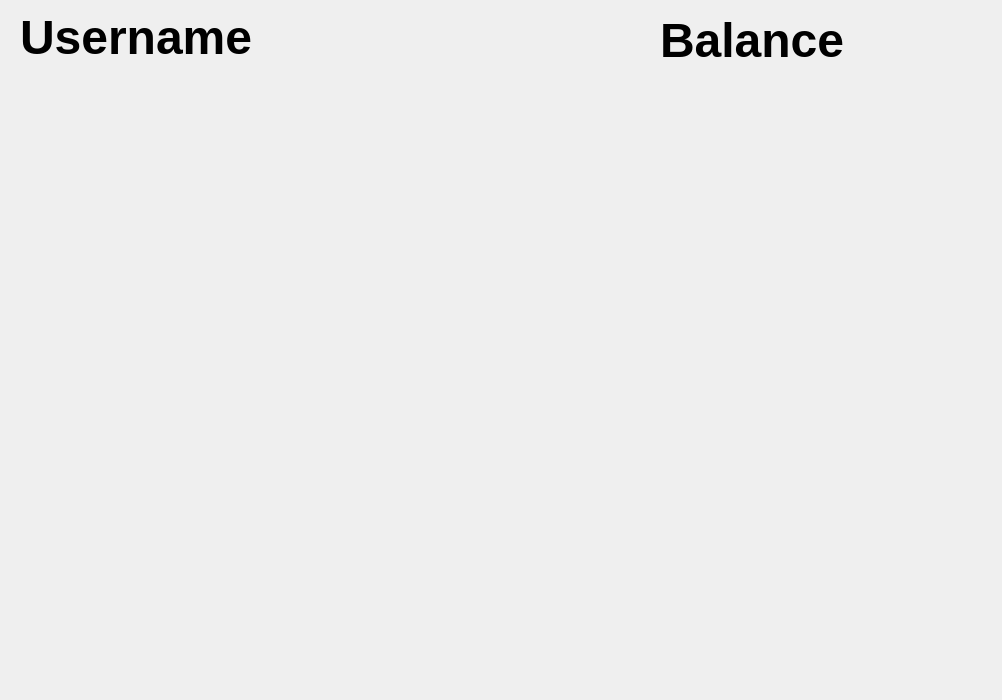
This is UserInterface/buymenu.ui in Killjen/matomat as Qt 5 draws it before an edit. The edited form follows.
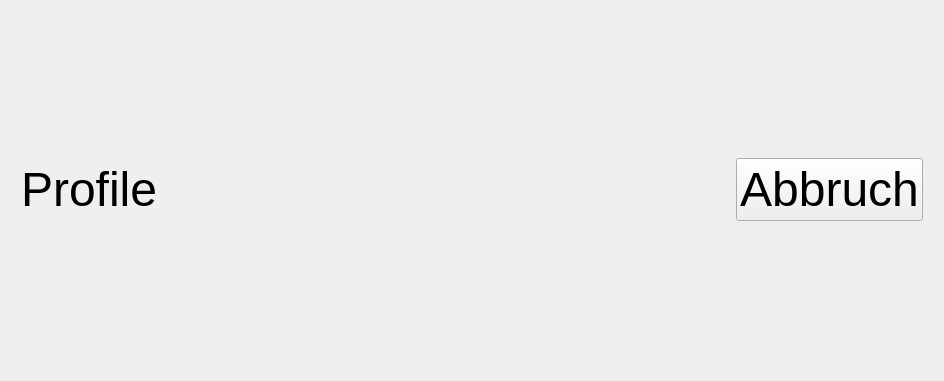
This is the edited form.

Commit message: made menu "beautiful" (not as beautiful as amos-baby, but still) added BackButton from buymenu to introMenu

What changed in the file:
```diff
--- a/UserInterface/buymenu.ui
+++ b/UserInterface/buymenu.ui
@@ -6,50 +6,92 @@
    <rect>
     <x>0</x>
     <y>0</y>
-    <width>1002</width>
-    <height>700</height>
+    <width>944</width>
+    <height>381</height>
    </rect>
   </property>
+  <property name="sizePolicy">
+   <sizepolicy hsizetype="Expanding" vsizetype="Expanding">
+    <horstretch>0</horstretch>
+    <verstretch>0</verstretch>
+   </sizepolicy>
+  </property>
   <property name="windowTitle">
    <string>Matomat</string>
   </property>
-  <widget class="QLabel" name="username">
-   <property name="geometry">
-    <rect>
-     <x>20</x>
-     <y>10</y>
-     <width>541</width>
-     <height>51</height>
-    </rect>
+  <layout class="QVBoxLayout" name="buyMenuLayout" stretch="0,10">
+   <property name="spacing">
+    <number>0</number>
    </property>
-   <property name="text">
-    <string>&lt;html&gt;&lt;head/&gt;&lt;body&gt;&lt;p&gt;&lt;span style=&quot; font-size:36pt; font-weight:600;&quot;&gt;Username&lt;/span&gt;&lt;/p&gt;&lt;/body&gt;&lt;/html&gt;</string>
+   <property name="sizeConstraint">
+    <enum>QLayout::SetDefaultConstraint</enum>
    </property>
-  </widget>
-  <widget class="QLabel" name="balance">
-   <property name="geometry">
-    <rect>
-     <x>660</x>
-     <y>10</y>
-     <width>381</width>
-     <height>61</height>
-    </rect>
-   </property>
-   <property name="text">
-    <string>&lt;html&gt;&lt;head/&gt;&lt;body&gt;&lt;p&gt;&lt;span style=&quot; font-size:36pt; font-weight:600;&quot;&gt;Balance&lt;/span&gt;&lt;/p&gt;&lt;/body&gt;&lt;/html&gt;</string>
-   </property>
-  </widget>
-  <widget class="QWidget" name="gridLayoutWidget">
-   <property name="geometry">
-    <rect>
-     <x>-10</x>
-     <y>70</y>
-     <width>871</width>
-     <height>611</height>
-    </rect>
-   </property>
-   <layout class="QGridLayout" name="gridLayout"/>
-  </widget>
+   <item>
+    <layout class="QHBoxLayout" name="headerLayout" stretch="0,0">
+     <property name="spacing">
+      <number>0</number>
+     </property>
+     <property name="sizeConstraint">
+      <enum>QLayout::SetDefaultConstraint</enum>
+     </property>
+     <property name="leftMargin">
+      <number>10</number>
+     </property>
+     <property name="rightMargin">
+      <number>10</number>
+     </property>
+     <item>
+      <widget class="QLabel" name="profile">
+       <property name="minimumSize">
+        <size>
+         <width>0</width>
+         <height>100</height>
+        </size>
+       </property>
+       <property name="maximumSize">
+        <size>
+         <width>16777215</width>
+         <height>100</height>
+        </size>
+       </property>
+       <property name="text">
+        <string>&lt;html&gt;&lt;head/&gt;&lt;body&gt;&lt;p&gt;&lt;span style=&quot; font-size:36pt;&quot;&gt;Profile&lt;/span&gt;&lt;/p&gt;&lt;/body&gt;&lt;/html&gt;</string>
+       </property>
+       <property name="alignment">
+        <set>Qt::AlignLeading|Qt::AlignLeft|Qt::AlignVCenter</set>
+       </property>
+      </widget>
+     </item>
+     <item>
+      <widget class="QPushButton" name="backButton">
+       <property name="sizePolicy">
+        <sizepolicy hsizetype="Fixed" vsizetype="Fixed">
+         <horstretch>0</horstretch>
+         <verstretch>0</verstretch>
+        </sizepolicy>
+       </property>
+       <property name="minimumSize">
+        <size>
+         <width>0</width>
+         <height>0</height>
+        </size>
+       </property>
+       <property name="font">
+        <font>
+         <pointsize>36</pointsize>
+        </font>
+       </property>
+       <property name="text">
+        <string>Abbruch</string>
+       </property>
+      </widget>
+     </item>
+    </layout>
+   </item>
+   <item>
+    <layout class="QGridLayout" name="buttonLayout"/>
+   </item>
+  </layout>
  </widget>
  <resources/>
  <connections/>
```
Left out of the diff: 2 changed lines with no effect on the pictures. The commit also changes 7 other files.
